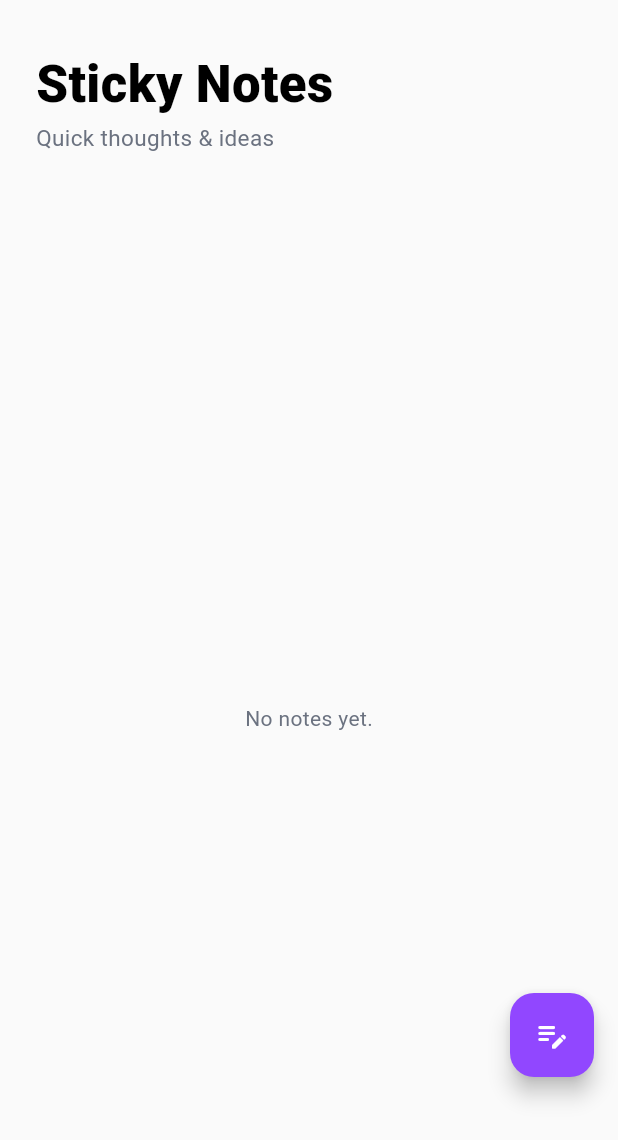
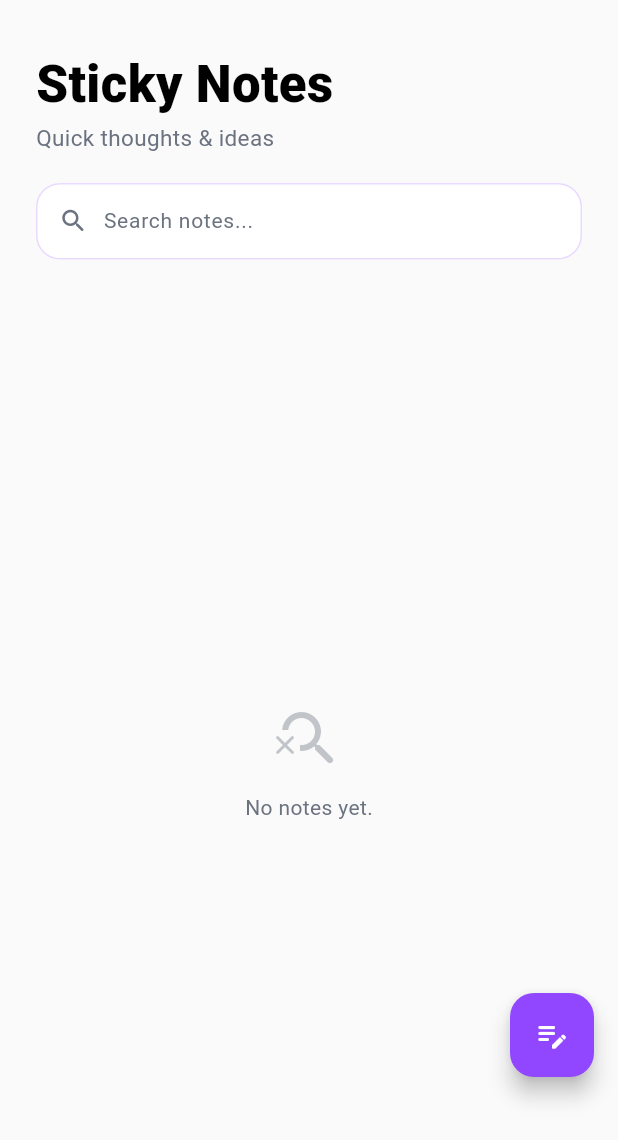
Before and after one commit to prakhyat798/eduflow, a Flutter app: the NotesScreen screen opened directly with empty values, on a phone screen of 412 x 824 dp. Shown: the top 1140 px of the screen. Run offline on Flutter 3.47's test engine with Material 3 defaults, Android fonts, the phone set to English and light mode, and no system bars; our stand-ins replace file_picker, flutter_svg, permission_handler, shared_preferences, smooth_page_indicator, speech_to_text; missing offline and left inert: alarm, cunning_document_scanner, syncfusion_flutter_pdf; accounts and stored records are empty; statements that could not run were skipped.

Commit message:
fix+feat: remove API key, fix bugs, add notes search, persist theme

```diff
--- a/lib/screens/notes_screen.dart
+++ b/lib/screens/notes_screen.dart
@@ -15,6 +15,8 @@ class NotesScreen extends StatefulWidget {
 class _NotesScreenState extends State<NotesScreen> {
   List<Map<String, dynamic>> notes = [];
   bool _isLoading = true;
+  String _searchQuery = '';
+  final TextEditingController _searchController = TextEditingController();
 
   final Color bgDark = const Color(0xFF080B14);
   final Color cardDark = const Color(0xFF111827);
@@ -30,10 +32,36 @@ class _NotesScreenState extends State<NotesScreen> {
     const Color(0xFF1E3A8A),
   ];
 
+  // Softer palette for light mode so cards don't look garish on white
+  final List<Color> noteLightColors = [
+    const Color(0xFFE2E8F0),
+    const Color(0xFFEDE9FE),
+    const Color(0xFFFAE8FF),
+    const Color(0xFFFFE4E6),
+    const Color(0xFFEFF6FF),
+    const Color(0xFFECFDF5),
+  ];
+
+  List<Map<String, dynamic>> get _filteredNotes {
+    if (_searchQuery.isEmpty) return notes;
+    final q = _searchQuery.toLowerCase();
+    return notes.where((n) {
+      final title = (n['title'] ?? '').toLowerCase();
+      final content = (n['content'] ?? '').toLowerCase();
+      return title.contains(q) || content.contains(q);
+    }).toList();
+  }
+
   @override
   void initState() {
     super.initState();
     _loadNotes();
+  }
+
+  @override
+  void dispose() {
+    _searchController.dispose();
+    super.dispose();
   }
 
   Future<void> _loadNotes() async {
@@ -249,6 +277,9 @@ class _NotesScreenState extends State<NotesScreen> {
   @override
   Widget build(BuildContext context) {
     final backgroundColor = widget.isDark ? bgDark : Colors.grey[50];
+    final colors = widget.isDark ? noteColors : noteLightColors;
+    final textOnNote = widget.isDark ? Colors.white : const Color(0xFF1A1A2E);
+    final filtered = _filteredNotes;
 
     return Scaffold(
       backgroundColor: backgroundColor,
@@ -276,17 +307,70 @@ class _NotesScreenState extends State<NotesScreen> {
                   style: TextStyle(
                       fontSize: 15,
                       color: textMutedDark)),
-              const SizedBox(height: 32),
+              const SizedBox(height: 20),
+
+              // ── Search Bar ────────────────────────────────────────
+              Container(
+                padding: const EdgeInsets.symmetric(horizontal: 14, vertical: 4),
+                decoration: BoxDecoration(
+                  color: widget.isDark ? cardDark : Colors.white,
+                  borderRadius: BorderRadius.circular(16),
+                  border: Border.all(
+                    color: accentPurple.withValues(alpha: 0.2),
+                  ),
+                ),
+                child: Row(
+                  children: [
+                    Icon(Icons.search_rounded, color: textMutedDark, size: 20),
+                    const SizedBox(width: 10),
+                    Expanded(
+                      child: TextField(
+                        controller: _searchController,
+                        style: TextStyle(
+                          color: widget.isDark ? Colors.white : Colors.black87,
+                          fontSize: 14,
+                        ),
+                        decoration: InputDecoration(
+                          hintText: "Search notes...",
+                          hintStyle: TextStyle(color: textMutedDark),
+                          border: InputBorder.none,
+                          isDense: true,
+                          contentPadding: const EdgeInsets.symmetric(vertical: 10),
+                        ),
+                        onChanged: (v) => setState(() => _searchQuery = v),
+                      ),
+                    ),
+                    if (_searchQuery.isNotEmpty)
+                      GestureDetector(
+                        onTap: () {
+                          _searchController.clear();
+                          setState(() => _searchQuery = '');
+                        },
+                        child: Icon(Icons.close_rounded, color: textMutedDark, size: 18),
+                      ),
+                  ],
+                ),
+              ),
+
+              const SizedBox(height: 20),
               Expanded(
                 child: _isLoading
                     ? Center(
                     child: CircularProgressIndicator(
                         color: accentPurple))
-                    : notes.isEmpty
+                    : filtered.isEmpty
                     ? Center(
-                    child: Text("No notes yet.",
-                        style:
-                        TextStyle(color: textMutedDark)))
+                    child: Column(
+                      mainAxisSize: MainAxisSize.min,
+                      children: [
+                        Icon(Icons.search_off_rounded, size: 48, color: textMutedDark.withValues(alpha: 0.4)),
+                        const SizedBox(height: 12),
+                        Text(
+                          _searchQuery.isEmpty ? "No notes yet." : "No notes match \"$_searchQuery\"",
+                          style: TextStyle(color: textMutedDark),
+                        ),
+                      ],
+                    ))
                     : GridView.builder(
                   gridDelegate:
                   const SliverGridDelegateWithFixedCrossAxisCount(
@@ -295,17 +379,20 @@ class _NotesScreenState extends State<NotesScreen> {
                     mainAxisSpacing: 12,
                     childAspectRatio: 0.9,
                   ),
-                  itemCount: notes.length,
+                  itemCount: filtered.length,
                   itemBuilder: (context, i) {
-                    final note = notes[i];
+                    final note = filtered[i];
+                    // Find the original index for edit/delete to work correctly
+                    final originalIndex = notes.indexOf(note);
+                    final colorIdx = note['colorIndex'] ?? 0;
+                    final bgColor = colors[colorIdx.clamp(0, colors.length - 1)];
                     return GestureDetector(
                       onTap: () =>
-                          _showNoteDialog(note: note, index: i),
+                          _showNoteDialog(note: note, index: originalIndex),
                       child: Container(
                         padding: const EdgeInsets.all(16),
                         decoration: BoxDecoration(
-                          color: noteColors[
-                          note['colorIndex'] ?? 0],
+                          color: bgColor,
                           borderRadius:
                           BorderRadius.circular(24),
                         ),
@@ -315,17 +402,17 @@ class _NotesScreenState extends State<NotesScreen> {
                           children: [
                             if (note['title'].isNotEmpty)
                               Text(note['title'],
-                                  style: const TextStyle(
-                                      color: Colors.white,
+                                  style: TextStyle(
+                                      color: textOnNote,
                                       fontWeight:
                                       FontWeight.bold)),
                             const SizedBox(height: 8),
                             Expanded(
                               child: Text(note['content'],
                                   style: TextStyle(
-                                      color: Colors.white
+                                      color: textOnNote
                                           .withValues(
-                                          alpha: 0.8))),
+                                          alpha: 0.75))),
                             ),
                           ],
                         ),
--- a/lib/services/ai_service.dart
+++ b/lib/services/ai_service.dart
@@ -2,9 +2,9 @@ import 'dart:convert';
 import 'package:http/http.dart' as http;
 
 class AIService {
-  // ✅ HARDCODED (WORKING)
-  static const String apiKey =
-      "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";
+  // ⚠️ ADD YOUR OPENROUTER API KEY HERE
+  // Do NOT commit this key to GitHub. Use flutter_dotenv or a secrets manager.
+  static const String apiKey = "";
 
   static const String baseUrl =
       "https://openrouter.ai/api/v1/chat/completions";
--- a/pubspec.yaml
+++ b/pubspec.yaml
@@ -33,9 +33,7 @@ dependencies:
   path_provider: ^2.1.5
   share_plus: ^12.0.2
 
-  # 🔥 REMINDER SYSTEM (NEW - CRITICAL)
-  flutter_local_notifications: ^17.2.1
-  timezone: ^0.9.3
+  # 🔔 ALARM SYSTEM
   alarm: ^5.4.0
 
 dev_dependencies:
```
Also changed, not shown: lib/main.dart (+20 -2 lines), lib/screens/home_screen.dart (+15 -4 lines), lib/screens/main_screen.dart (+8 -3 lines), lib/services/streak_service.dart (+14 -9 lines), pubspec.lock.
